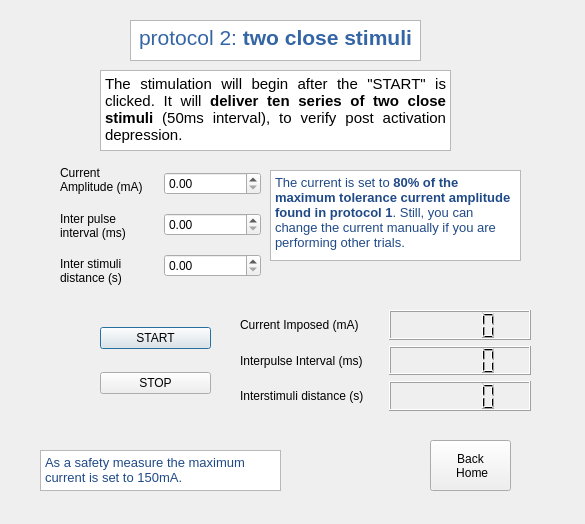
First picture: the form in _Stimulation/stimulation_GUI/protocol2.ui, repository annasparapani/MScThesis_tSCS, before the edit.
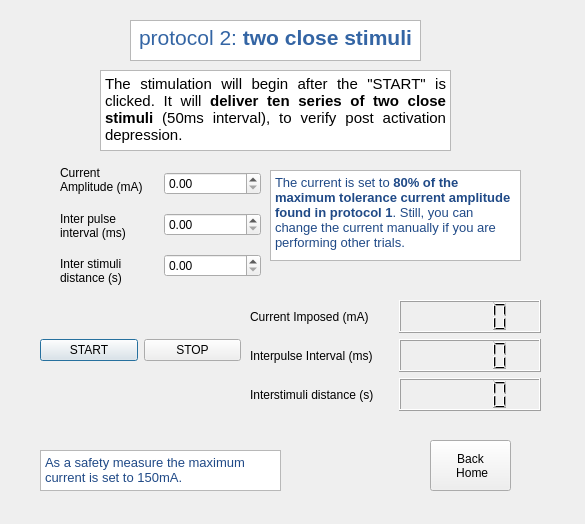
Second picture: the form after the edit.

What changed in the file:
```diff
--- a/_Stimulation/stimulation_GUI/protocol2.ui
+++ b/_Stimulation/stimulation_GUI/protocol2.ui
@@ -33,13 +33,13 @@
   <widget class="QWidget" name="layoutWidget">
    <property name="geometry">
     <rect>
-     <x>100</x>
-     <y>310</y>
-     <width>111</width>
-     <height>101</height>
+     <x>40</x>
+     <y>320</y>
+     <width>201</width>
+     <height>61</height>
     </rect>
    </property>
-   <layout class="QVBoxLayout" name="verticalLayout">
+   <layout class="QHBoxLayout" name="horizontalLayout_3">
     <item>
      <widget class="QPushButton" name="Button_Start">
       <property name="text">
@@ -121,7 +121,7 @@
 &lt;p style=&quot; margin-top:0px; margin-bottom:0px; margin-left:0px; margin-right:0px; -qt-block-indent:0; text-indent:0px;&quot;&gt;&lt;span style=&quot; font-size:10pt; color:#204a87;&quot;&gt;The current is set to &lt;/span&gt;&lt;span style=&quot; font-size:10pt; font-weight:600; color:#204a87;&quot;&gt;80% of the maximum tolerance current amplitude found in protocol 1&lt;/span&gt;&lt;span style=&quot; font-size:10pt; color:#204a87;&quot;&gt;. Still, you can change the current manually if you are performing other trials.&lt;/span&gt;&lt;/p&gt;&lt;/body&gt;&lt;/html&gt;</string>
    </property>
   </widget>
-  <widget class="QWidget" name="">
+  <widget class="QWidget" name="layoutWidget">
    <property name="geometry">
     <rect>
      <x>60</x>
@@ -174,13 +174,13 @@
     </item>
    </layout>
   </widget>
-  <widget class="QWidget" name="">
+  <widget class="QWidget" name="layoutWidget">
    <property name="geometry">
     <rect>
-     <x>240</x>
-     <y>310</y>
+     <x>250</x>
+     <y>300</y>
      <width>291</width>
-     <height>101</height>
+     <height>111</height>
     </rect>
    </property>
    <layout class="QHBoxLayout" name="horizontalLayout_2">
```
